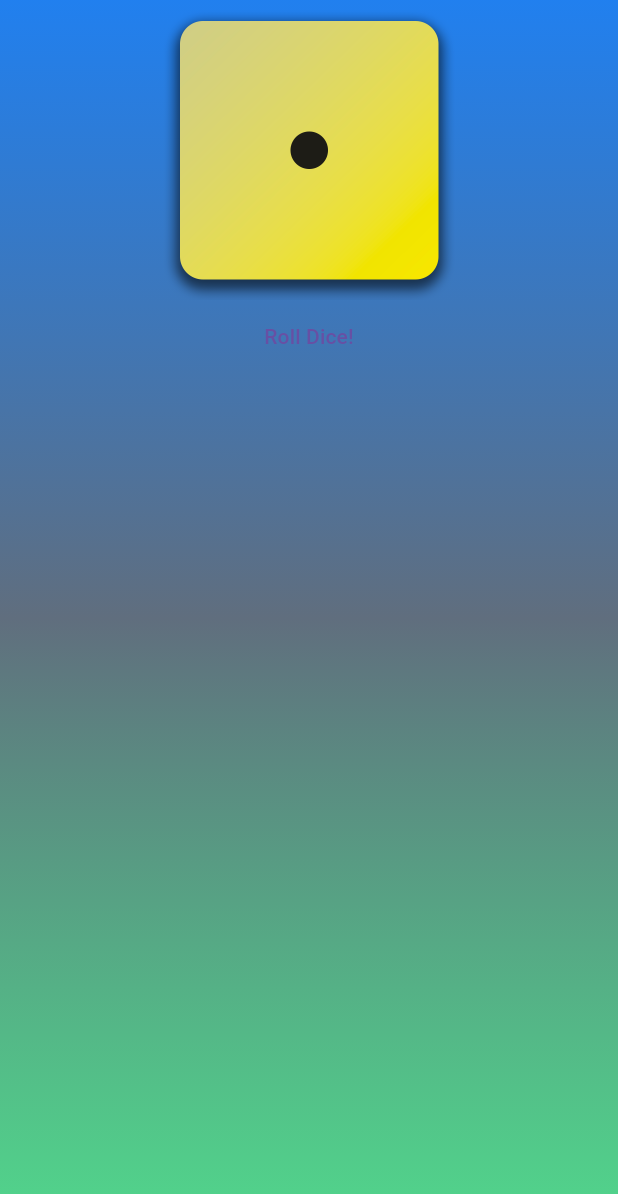
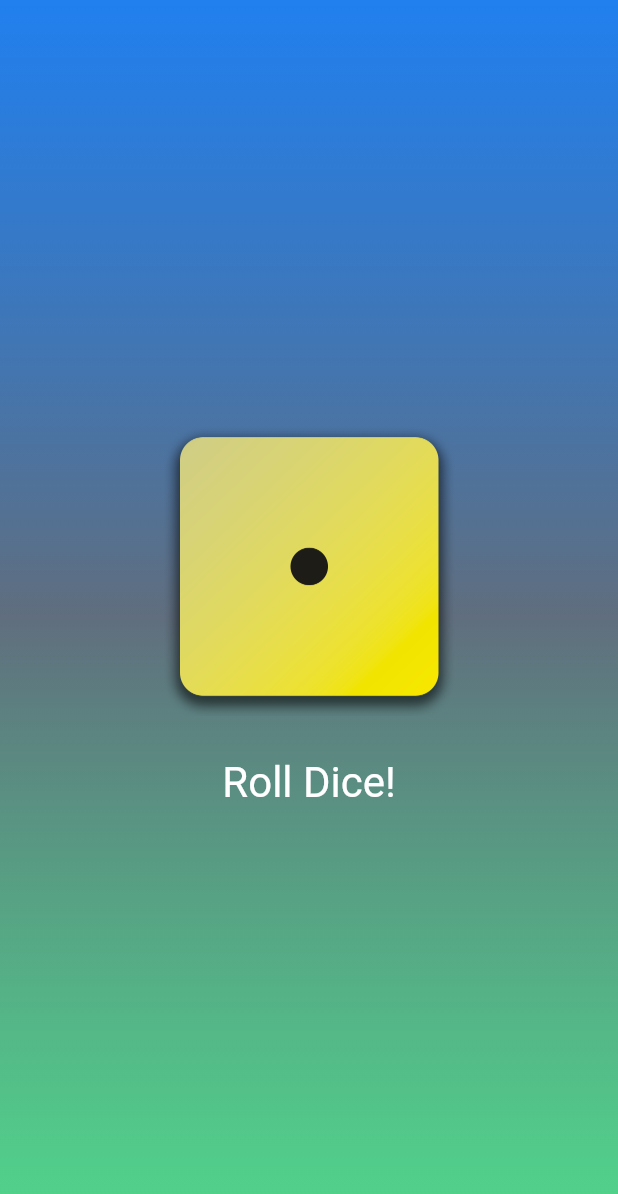
Before and after one commit to alessandro-barate/first-flutter-app, a Flutter app: the screen it shows after launch, after a tap on "Roll Dice!", on a phone screen of 412 x 824 dp. Shown: the top 1194 px of the screen. Run offline on Flutter 3.47's test engine with Material 3 defaults, Android fonts, the phone set to English and light mode, and no system bars.

Commit message:
Implementing a roll dice function

```diff
--- a/lib/gradient_container.dart
+++ b/lib/gradient_container.dart
@@ -9,11 +9,15 @@ const endAlignment = Alignment.bottomCenter;
 
 // Gradient Container
 class GradientContainer extends StatelessWidget {
-  const GradientContainer({super.key, required this.colors});
+  GradientContainer({super.key, required this.colors});
 
   final List<Color> colors;
+  var activeDiceImage = 'assets/images/dice-1.png';
 
-  void rollDice() {}
+  void rollDice() {
+    activeDiceImage = 'assets/images/dice-4.png';
+    print('Changing image...');
+  }
 
   @override
   Widget build(context) {
@@ -27,9 +31,19 @@ class GradientContainer extends StatelessWidget {
       ),
       child: Center(
         child: Column(
+          mainAxisSize: MainAxisSize.min,
           children: [
-            Image.asset('assets/images/dice-1.png', width: 200),
-            TextButton(onPressed: rollDice, child: const Text('Roll Dice!')),
+            Image.asset(activeDiceImage, width: 200),
+            const SizedBox(height: 20),
+            TextButton(
+              onPressed: rollDice,
+              style: TextButton.styleFrom(
+                // padding: const EdgeInsets.only(top: 30), -> l'alternativa è usare, come sopra, un SizedBox
+                foregroundColor: Colors.white,
+                textStyle: const TextStyle(fontSize: 28),
+              ),
+              child: const Text('Roll Dice!'),
+            ),
           ],
         ),
       ),
--- a/lib/main.dart
+++ b/lib/main.dart
@@ -5,7 +5,7 @@ import 'package:flutter_application_1/gradient_container.dart';
 
 void main() {
   runApp(
-    const MaterialApp(
+    MaterialApp(
       home: Scaffold(
         body: GradientContainer(
           colors: [
```
